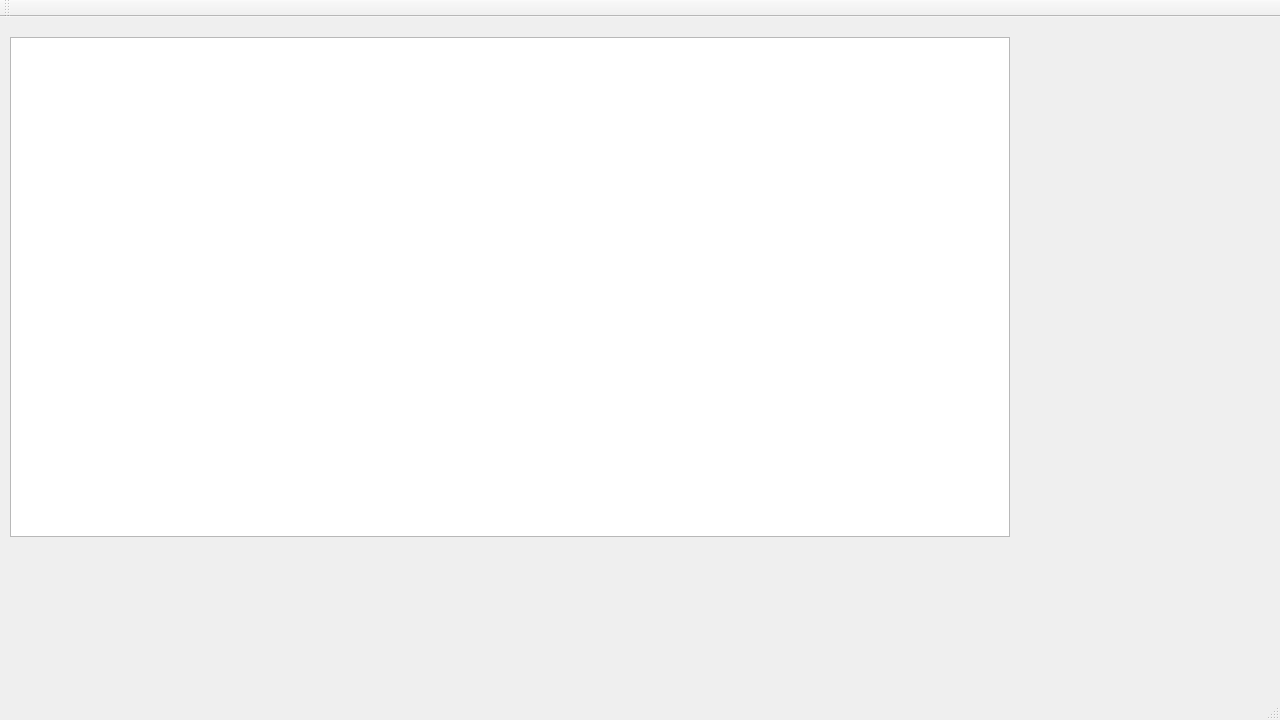
The window that ChatProgramSolution/ChatProgramProject/ChatProgramProject.ui (BobbyDMullinsIII/OS-MainlineProject2) describes before a commit, drawn with Qt 5.
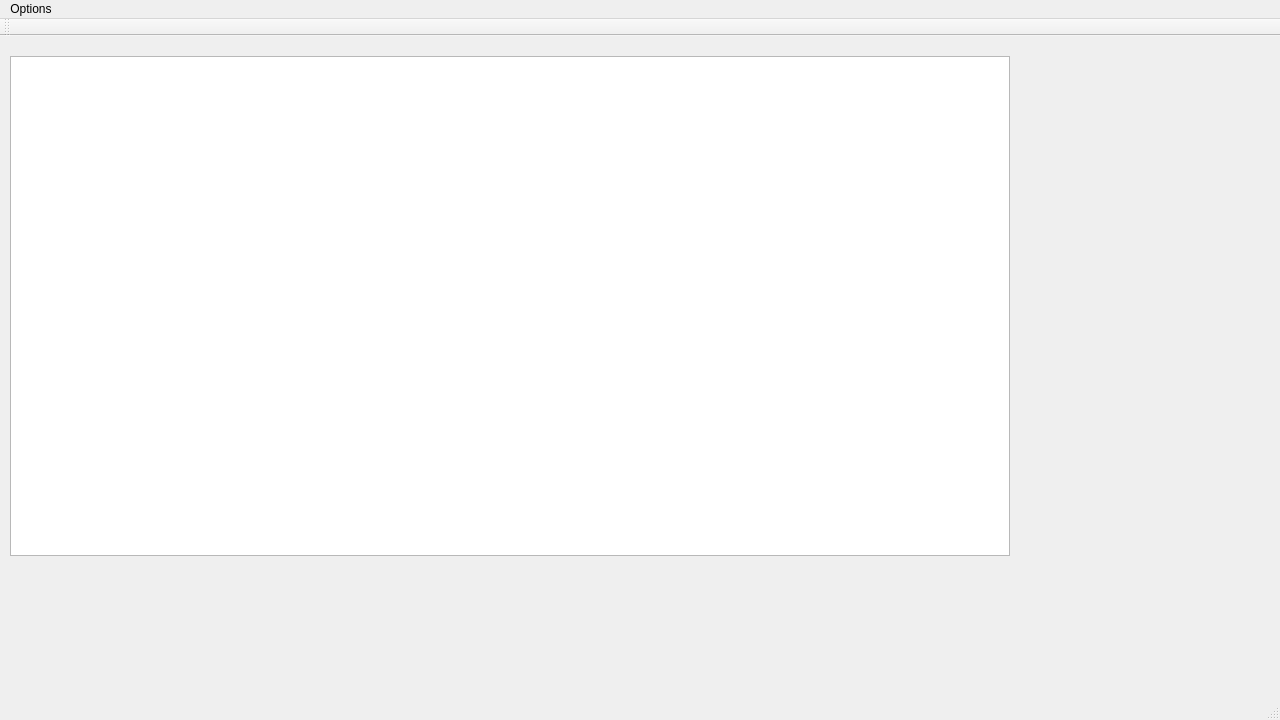
The same window after the commit.

Commit message: Modifed Ui to be black and text to be white

The edit to the form file:
```diff
--- a/ChatProgramSolution/ChatProgramProject/ChatProgramProject.ui
+++ b/ChatProgramSolution/ChatProgramProject/ChatProgramProject.ui
@@ -37,6 +37,13 @@
      <height>22</height>
     </rect>
    </property>
+   <widget class="QMenu" name="menuOptions">
+    <property name="title">
+     <string>Options</string>
+    </property>
+    <addaction name="exitActionButton"/>
+   </widget>
+   <addaction name="menuOptions"/>
   </widget>
   <widget class="QToolBar" name="mainToolBar">
    <attribute name="toolBarArea">
```
Left out of the diff: 7 changed lines with no effect on the pictures. The commit also changes 4 other files.
